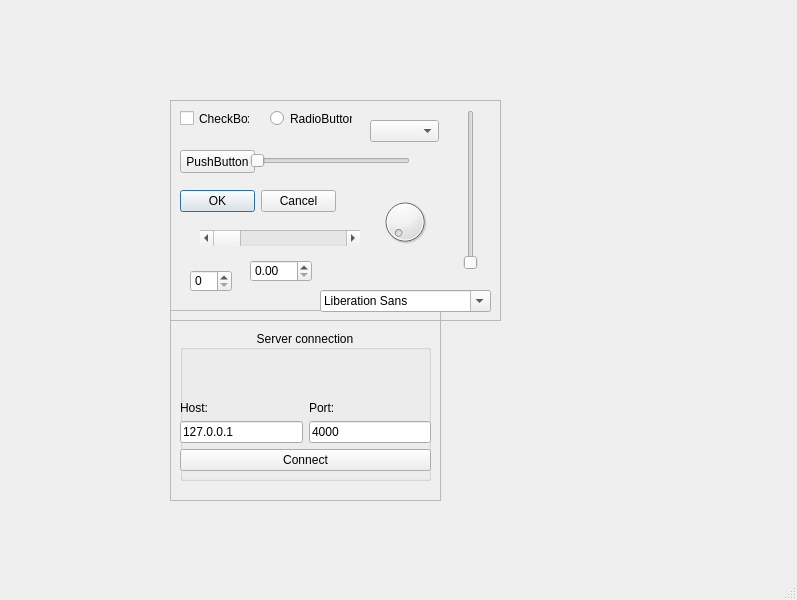
Before: the Qt Designer form client/untitled.ui in RussianInventor/engine, drawn with Qt 5.
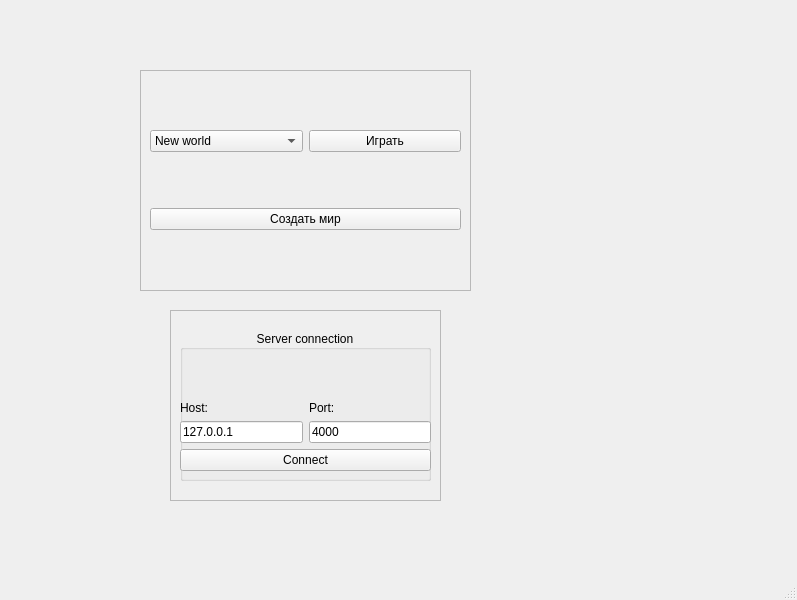
After: the same form once the commit is applied.

```diff
--- a/client/untitled.ui
+++ b/client/untitled.ui
@@ -121,8 +121,8 @@
    <widget class="QFrame" name="idle_frame">
     <property name="geometry">
      <rect>
-      <x>170</x>
-      <y>100</y>
+      <x>140</x>
+      <y>70</y>
       <width>331</width>
       <height>221</height>
      </rect>
@@ -133,146 +133,40 @@
     <property name="frameShadow">
      <enum>QFrame::Raised</enum>
     </property>
-    <widget class="QCheckBox" name="checkBox">
+    <widget class="QWidget" name="gridLayoutWidget_2">
      <property name="geometry">
       <rect>
        <x>10</x>
        <y>10</y>
-       <width>70</width>
-       <height>17</height>
+       <width>311</width>
+       <height>201</height>
       </rect>
      </property>
-     <property name="text">
-      <string>CheckBox</string>
-     </property>
-    </widget>
-    <widget class="QRadioButton" name="radioButton">
-     <property name="geometry">
-      <rect>
-       <x>100</x>
-       <y>10</y>
-       <width>82</width>
-       <height>17</height>
-      </rect>
-     </property>
-     <property name="text">
-      <string>RadioButton</string>
-     </property>
-    </widget>
-    <widget class="QPushButton" name="pushButton">
-     <property name="geometry">
-      <rect>
-       <x>10</x>
-       <y>50</y>
-       <width>75</width>
-       <height>23</height>
-      </rect>
-     </property>
-     <property name="text">
-      <string>PushButton</string>
-     </property>
-    </widget>
-    <widget class="QDialogButtonBox" name="buttonBox">
-     <property name="geometry">
-      <rect>
-       <x>10</x>
-       <y>90</y>
-       <width>156</width>
-       <height>23</height>
-      </rect>
-     </property>
-     <property name="standardButtons">
-      <set>QDialogButtonBox::Cancel|QDialogButtonBox::Ok</set>
-     </property>
-    </widget>
-    <widget class="QScrollBar" name="horizontalScrollBar">
-     <property name="geometry">
-      <rect>
-       <x>30</x>
-       <y>130</y>
-       <width>160</width>
-       <height>16</height>
-      </rect>
-     </property>
-     <property name="orientation">
-      <enum>Qt::Horizontal</enum>
-     </property>
-    </widget>
-    <widget class="QSlider" name="horizontalSlider">
-     <property name="geometry">
-      <rect>
-       <x>80</x>
-       <y>50</y>
-       <width>160</width>
-       <height>22</height>
-      </rect>
-     </property>
-     <property name="orientation">
-      <enum>Qt::Horizontal</enum>
-     </property>
-    </widget>
-    <widget class="QSlider" name="verticalSlider">
-     <property name="geometry">
-      <rect>
-       <x>290</x>
-       <y>10</y>
-       <width>22</width>
-       <height>160</height>
-      </rect>
-     </property>
-     <property name="orientation">
-      <enum>Qt::Vertical</enum>
-     </property>
-    </widget>
-    <widget class="QDial" name="dial">
-     <property name="geometry">
-      <rect>
-       <x>210</x>
-       <y>90</y>
-       <width>50</width>
-       <height>64</height>
-      </rect>
-     </property>
-    </widget>
-    <widget class="QSpinBox" name="spinBox">
-     <property name="geometry">
-      <rect>
-       <x>20</x>
-       <y>170</y>
-       <width>42</width>
-       <height>22</height>
-      </rect>
-     </property>
-    </widget>
-    <widget class="QDoubleSpinBox" name="doubleSpinBox">
-     <property name="geometry">
-      <rect>
-       <x>80</x>
-       <y>160</y>
-       <width>62</width>
-       <height>22</height>
-      </rect>
-     </property>
-    </widget>
-    <widget class="QComboBox" name="comboBox">
-     <property name="geometry">
-      <rect>
-       <x>200</x>
-       <y>20</y>
-       <width>69</width>
-       <height>22</height>
-      </rect>
-     </property>
-    </widget>
-    <widget class="QFontComboBox" name="fontComboBox">
-     <property name="geometry">
-      <rect>
-       <x>150</x>
-       <y>190</y>
-       <width>171</width>
-       <height>22</height>
-      </rect>
-     </property>
+     <layout class="QGridLayout" name="gridLayout_2">
+      <item row="3" column="0" colspan="2">
+       <widget class="QPushButton" name="cleate_button">
+        <property name="text">
+         <string>Создать мир</string>
+        </property>
+       </widget>
+      </item>
+      <item row="1" column="1">
+       <widget class="QPushButton" name="play_button">
+        <property name="text">
+         <string>Играть</string>
+        </property>
+       </widget>
+      </item>
+      <item row="1" column="0">
+       <widget class="QComboBox" name="world_selection">
+        <item>
+         <property name="text">
+          <string>New world</string>
+         </property>
+        </item>
+       </widget>
+      </item>
+     </layout>
     </widget>
    </widget>
   </widget>
```
